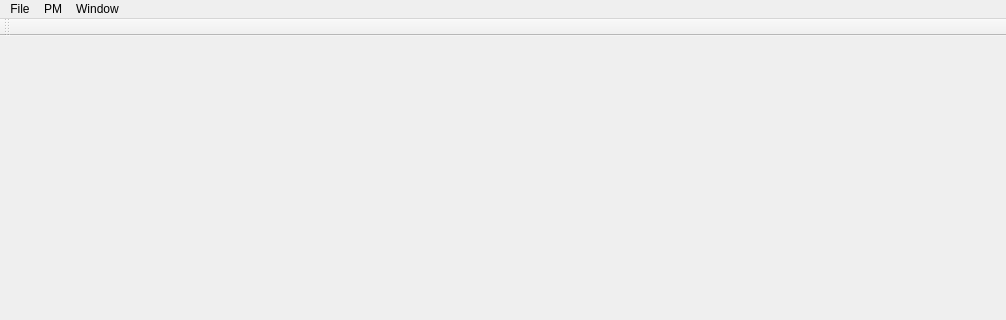
Old version of the form SimpleCities/MainWindow.ui in the repository gnishida/SimpleCities; both pictures show x 0 to 1006 and y 0 to 320 of the 1006 by 800 pixel window.
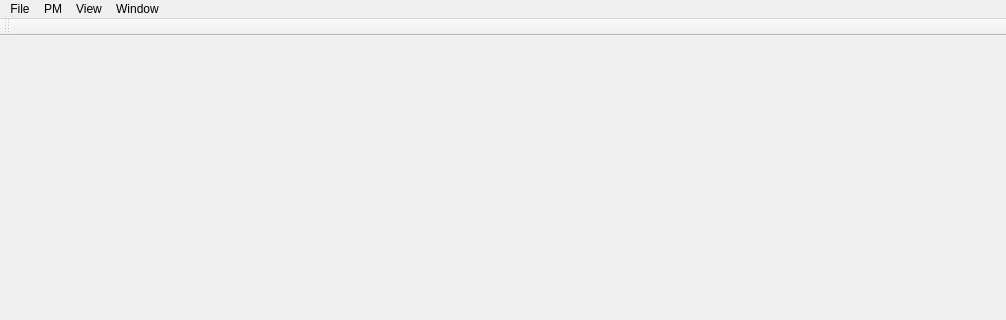
New version of the form.

```diff
--- a/SimpleCities/MainWindow.ui
+++ b/SimpleCities/MainWindow.ui
@@ -77,8 +77,16 @@
     <addaction name="separator"/>
     <addaction name="actionGenerateScenarios"/>
    </widget>
+   <widget class="QMenu" name="menuView">
+    <property name="title">
+     <string>View</string>
+    </property>
+    <addaction name="actionView2D"/>
+    <addaction name="actionView3D"/>
+   </widget>
    <addaction name="menuFile"/>
    <addaction name="menuPM"/>
+   <addaction name="menuView"/>
    <addaction name="menuWindow"/>
   </widget>
   <widget class="QToolBar" name="fileToolBar">
```
Left out of the diff: 17 changed lines with no effect on the pictures.
